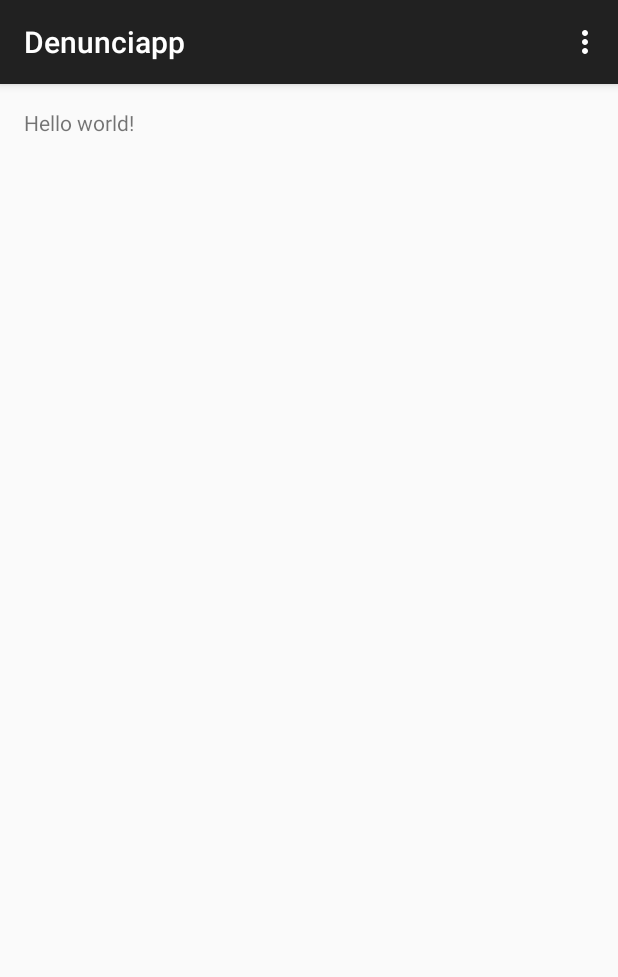
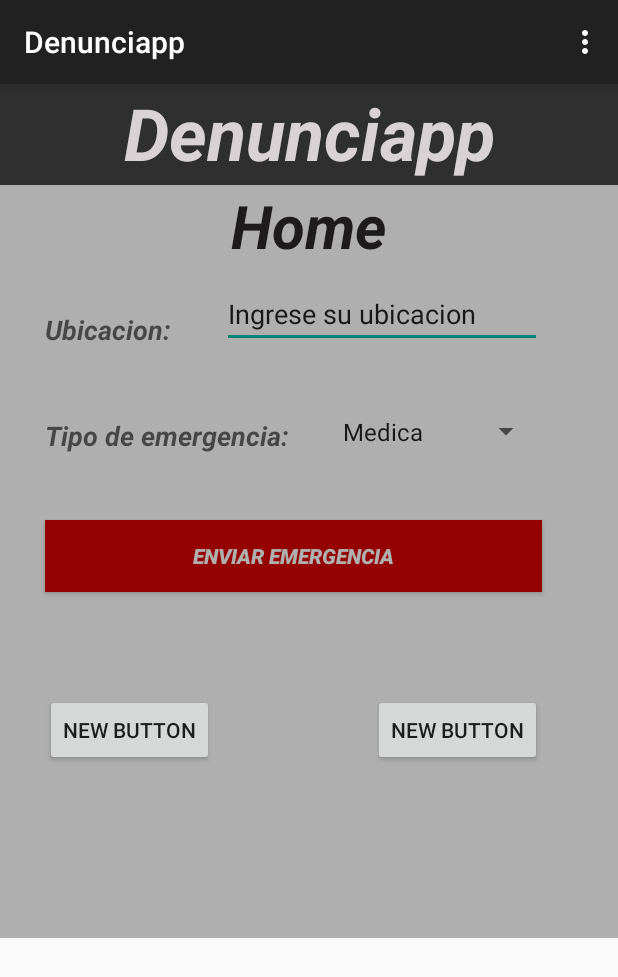
Before and after one commit to casas111/denunciapp, an Android app: the screen it shows after launch (MainActivity), on a phone screen of 412 x 824 dp. Shown: the top 977 px of the screen. Run offline under Robolectric (Android 15) with nearby library versions, the phone set to English and light mode, and no system bars.

Commit message:
look and feel del home

```diff
--- a/Denunciapp/app/src/main/res/layout/activity_main.xml
+++ b/Denunciapp/app/src/main/res/layout/activity_main.xml
@@ -2,15 +2,130 @@
     xmlns:tools="http://schemas.android.com/tools"
     android:layout_width="match_parent"
     android:layout_height="match_parent"
-    android:paddingLeft="@dimen/activity_horizontal_margin"
-    android:paddingRight="@dimen/activity_horizontal_margin"
-    android:paddingTop="@dimen/activity_vertical_margin"
-    android:paddingBottom="@dimen/activity_vertical_margin"
     tools:context="com.denunciapp.app.MainActivity">
 
-    <TextView
-        android:text="@string/hello_world"
-        android:layout_width="wrap_content"
-        android:layout_height="wrap_content" />
+    <LinearLayout xmlns:android="http://schemas.android.com/apk/res/android"
+        xmlns:tools="http://schemas.android.com/tools"
+        android:layout_width="match_parent"
+        android:layout_height="match_parent"
+        android:orientation="vertical"
+        android:gravity="center_horizontal"
+        tools:context="com.denunciapp.app.MainActivity"
+        android:weightSum="1">
+        <TextView
+            android:layout_width="match_parent"
+            android:gravity="center_horizontal"
+            android:layout_height="67dp"
+            android:text="Denunciapp"
+            android:background="#2f2f2f"
+            android:textColor="#d8d2d4"
+            android:textSize="@android:dimen/app_icon_size"
+            android:textStyle="bold|italic" />
+
+        <RelativeLayout
+            android:layout_width="match_parent"
+            android:layout_height="502dp"
+            android:background="#afafaf">
+
+            <TextView
+                android:layout_width="wrap_content"
+                android:layout_height="wrap_content"
+                android:textAppearance="?android:attr/textAppearanceLarge"
+                android:text="Home"
+                android:id="@+id/textView3"
+                android:layout_alignParentTop="true"
+                android:layout_centerHorizontal="true"
+                android:textColor="#1d1b1b"
+                android:textStyle="bold|italic"
+                android:textSize="40sp"/>
+
+
+            <TextView
+                android:layout_width="wrap_content"
+                android:layout_height="wrap_content"
+                android:textAppearance="?android:attr/textAppearanceMedium"
+                android:text="Ubicacion: "
+                android:id="@+id/textView"
+                android:layout_marginLeft="30dp"
+                android:layout_marginTop="84dp"
+                android:textStyle="bold|italic"
+                android:layout_alignParentTop="true"
+                android:layout_alignParentLeft="true"
+                android:layout_alignParentStart="true" />
+
+            <EditText
+                android:layout_width="wrap_content"
+                android:layout_height="wrap_content"
+                android:id="@+id/editText"
+                android:layout_alignBottom="@+id/textView"
+                android:layout_toRightOf="@+id/textView"
+                android:layout_marginLeft="29dp"
+                android:ems="10"
+                android:text="Ingrese su ubicacion" />
+
+            <TextView
+                android:layout_width="wrap_content"
+                android:layout_height="wrap_content"
+                android:textAppearance="?android:attr/textAppearanceMedium"
+                android:text="Tipo de emergencia: "
+                android:id="@+id/textView2"
+                android:layout_marginTop="46dp"
+                android:textStyle="bold|italic"
+                android:layout_below="@+id/textView"
+                android:layout_alignLeft="@+id/textView"
+                android:layout_alignStart="@+id/textView" />
+
+            <Spinner
+                android:id="@+id/spinner1"
+                android:layout_width="match_parent"
+                android:layout_height="@dimen/ps"
+                android:layout_toRightOf="@+id/textView2"
+                android:layout_marginLeft="23dp"
+                android:layout_alignBottom="@+id/textView2"
+                android:layout_alignRight="@+id/editText"
+                android:layout_alignEnd="@+id/editText"
+                android:entries="@array/emer_arrays"
+                android:prompt="@string/emer_prompt" />
+
+            <Button
+                android:layout_width="wrap_content"
+                android:layout_height="wrap_content"
+                android:text="ENVIAR EMERGENCIA"
+                android:id="@+id/button"
+                android:background="#950000"
+                android:textColor="#afafaf"
+                android:textStyle="bold|italic"
+                android:layout_marginTop="44dp"
+                android:layout_below="@+id/textView2"
+                android:layout_alignLeft="@+id/textView2"
+                android:layout_alignStart="@+id/textView2"
+                android:layout_alignRight="@+id/spinner1"
+                android:layout_alignEnd="@+id/spinner1" />
+
+            <Button
+                android:layout_width="wrap_content"
+                android:layout_height="wrap_content"
+                android:text="New Button"
+                android:id="@+id/button2"
+                android:layout_below="@+id/button"
+                android:layout_alignLeft="@+id/button"
+                android:layout_alignStart="@+id/button"
+                android:layout_marginTop="68dp" />
+
+            <Button
+                android:layout_width="wrap_content"
+                android:layout_height="wrap_content"
+                android:text="New Button"
+                android:id="@+id/button3"
+                android:layout_alignTop="@+id/button2"
+                android:layout_alignRight="@+id/button"
+                android:layout_alignEnd="@+id/button" />
+
+
+        </RelativeLayout>
+
+
+    </LinearLayout>
+
 
 </RelativeLayout>
--- a/Denunciapp/app/src/main/res/values/dimens.xml
+++ b/Denunciapp/app/src/main/res/values/dimens.xml
@@ -2,5 +2,5 @@
     <!-- Default screen margins, per the Android Design guidelines. -->
     <dimen name="activity_horizontal_margin">16dp</dimen>
     <dimen name="activity_vertical_margin">16dp</dimen>
-
+    <dimen name="ps">30dp</dimen>
     </resources>
--- a/Denunciapp/app/src/main/res/values/strings.xml
+++ b/Denunciapp/app/src/main/res/values/strings.xml
@@ -5,4 +5,15 @@
     <string name="hello_world">Hello world!</string>
     <string name="action_settings">Settings</string>
 
+    <string name="emer_prompt">Elija una emergencia</string>
+
+    <string-array name="emer_arrays">
+        <item>Medica</item>
+        <item>Violencia</item>
+        <item>Persona Extraviada</item>
+        <item>Robo</item>
+        <item>Incidente</item>
+        <item>Emergencia Menor</item>
+    </string-array>
+
 </resources>
```
